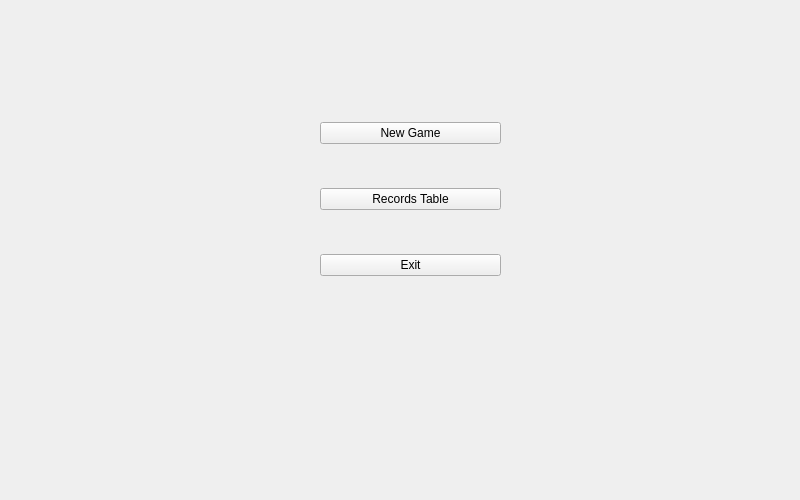
Above: interface/mainmenu.ui from moevm/gui-1h2018-24 before the change. Below: the same form after it.
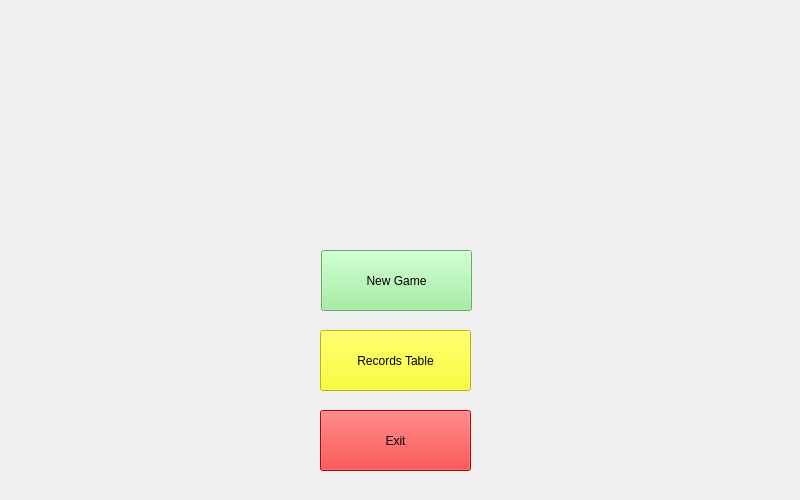
That is the form after the change.

The edit to the form file:
```diff
--- a/interface/mainmenu.ui
+++ b/interface/mainmenu.ui
@@ -13,44 +13,72 @@
   <property name="windowTitle">
    <string>Form</string>
   </property>
-  <widget class="QWidget" name="layoutWidget">
+  <property name="styleSheet">
+   <string notr="true"/>
+  </property>
+  <widget class="QLabel" name="logo">
    <property name="geometry">
     <rect>
-     <x>320</x>
-     <y>80</y>
-     <width>181</width>
-     <height>241</height>
+     <x>70</x>
+     <y>30</y>
+     <width>661</width>
+     <height>201</height>
     </rect>
    </property>
-   <layout class="QVBoxLayout" name="verticalLayout" stretch="0,0,0">
-    <property name="spacing">
-     <number>2</number>
-    </property>
-    <item>
+   <property name="text">
+    <string/>
+   </property>
+  </widget>
      <widget class="QPushButton" name="newGame">
       <property name="enabled">
        <bool>true</bool>
       </property>
+   <property name="geometry">
+    <rect>
+     <x>321</x>
+     <y>250</y>
+     <width>151</width>
+     <height>61</height>
+    </rect>
+   </property>
+   <property name="styleSheet">
+    <string notr="true">background-color:lightgreen;</string>
+   </property>
       <property name="text">
        <string>New Game</string>
       </property>
      </widget>
-    </item>
-    <item>
      <widget class="QPushButton" name="recordsTable">
+   <property name="geometry">
+    <rect>
+     <x>320</x>
+     <y>330</y>
+     <width>151</width>
+     <height>61</height>
+    </rect>
+   </property>
+   <property name="styleSheet">
+    <string notr="true">background-color:yellow;</string>
+   </property>
       <property name="text">
        <string>Records Table</string>
       </property>
      </widget>
-    </item>
-    <item>
      <widget class="QPushButton" name="exit">
+   <property name="geometry">
+    <rect>
+     <x>320</x>
+     <y>410</y>
+     <width>151</width>
+     <height>61</height>
+    </rect>
+   </property>
+   <property name="styleSheet">
+    <string notr="true">background-color:red;</string>
+   </property>
       <property name="text">
        <string>Exit</string>
       </property>
-     </widget>
-    </item>
-   </layout>
   </widget>
  </widget>
  <resources/>
```
Lines whose indentation alone changed are shown as unchanged.
